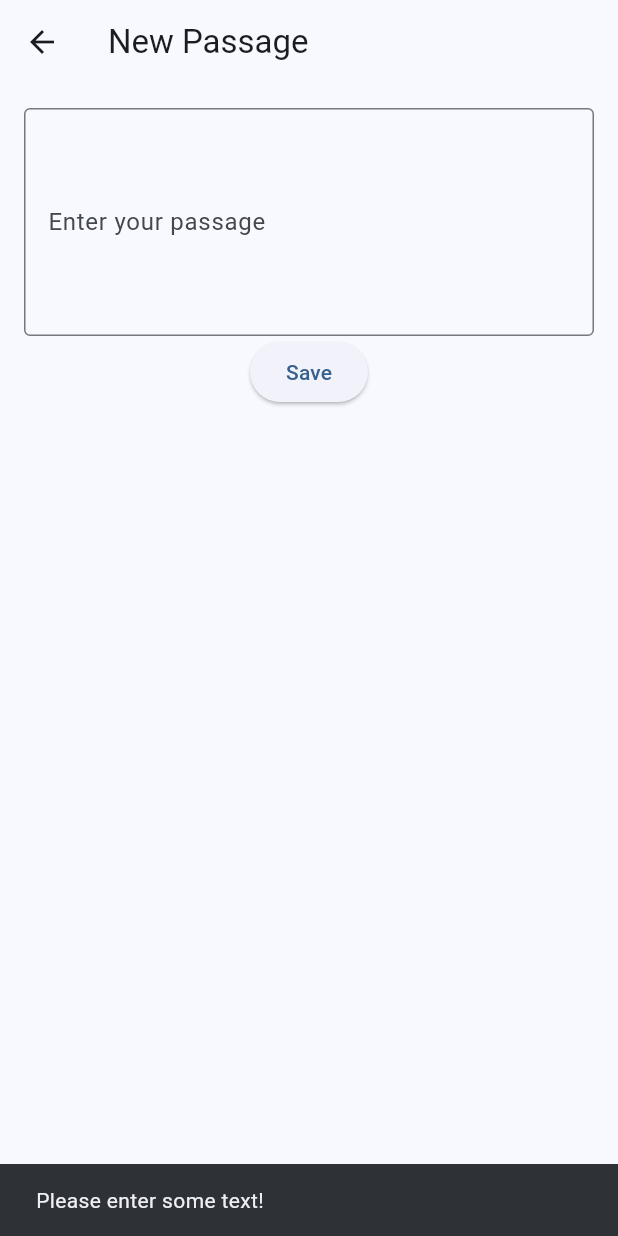
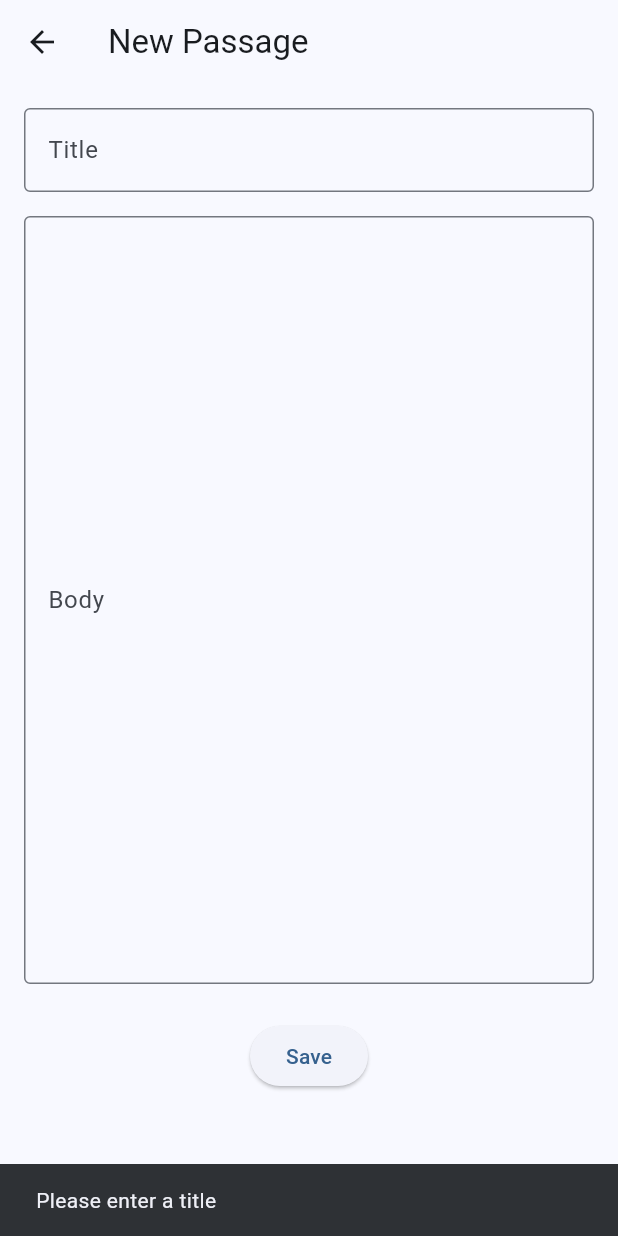
Before and after one commit to brighamandersen/internalize-flutter, a Flutter app: the NewPassageScreen screen opened by its route, after a tap on "Save", on a phone screen of 412 x 824 dp. Run offline on Flutter 3.47's test engine with Material 3 defaults, Android fonts, the phone set to English and light mode, and no system bars.

Commit message:
Allow body to be entered

```diff
--- a/lib/screens/new_passage_screen.dart
+++ b/lib/screens/new_passage_screen.dart
@@ -13,21 +13,30 @@ class NewPassageScreen extends StatefulWidget {
 class NewPassageScreenState extends State<NewPassageScreen> {
   // Create a TextEditingController to manage the input text
   final TextEditingController _titleController = TextEditingController();
+  final TextEditingController _bodyController = TextEditingController();
 
   void _savePassage() {
-    if (_titleController.text.isNotEmpty) {
-      Passage passage = Passage(
-        DateTime.now().toString(), // Generate a unique ID
-        _titleController.text,
-        'This is the body',
-      );
-      context.read<PassageProvider>().addPassage(passage);
-      Navigator.pop(context); // Close screen
-    } else {
+    if (_titleController.text.isEmpty) {
       ScaffoldMessenger.of(
         context,
-      ).showSnackBar(const SnackBar(content: Text('Please enter some text!')));
+      ).showSnackBar(const SnackBar(content: Text('Please enter a title')));
+      return;
     }
+
+    if (_bodyController.text.isEmpty) {
+      ScaffoldMessenger.of(
+        context,
+      ).showSnackBar(const SnackBar(content: Text('Please enter a body')));
+      return;
+    }
+
+    Passage passage = Passage(
+      DateTime.now().toString(), // Generate a unique ID
+      _titleController.text,
+      _bodyController.text,
+    );
+    context.read<PassageProvider>().addPassage(passage);
+    Navigator.pop(context); // Close screen
   }
 
   @override
@@ -39,14 +48,23 @@ class NewPassageScreenState extends State<NewPassageScreen> {
         child: Column(
           children: [
             TextField(
-              controller:
-                  _titleController, // Attach the controller to the TextField
+              controller: _titleController,
               decoration: const InputDecoration(
-                labelText: 'Enter your passage',
+                labelText: 'Title',
                 border: OutlineInputBorder(),
               ),
-              maxLines: 5, // Set the number of lines the TextField can take
+              maxLines: 1,
             ),
+            const SizedBox(height: 16),
+            TextField(
+              controller: _bodyController,
+              decoration: const InputDecoration(
+                labelText: 'Body',
+                border: OutlineInputBorder(),
+              ),
+              maxLines: 20,
+            ),
+            const SizedBox(height: 24),
             ElevatedButton(onPressed: _savePassage, child: const Text('Save')),
           ],
         ),
```
